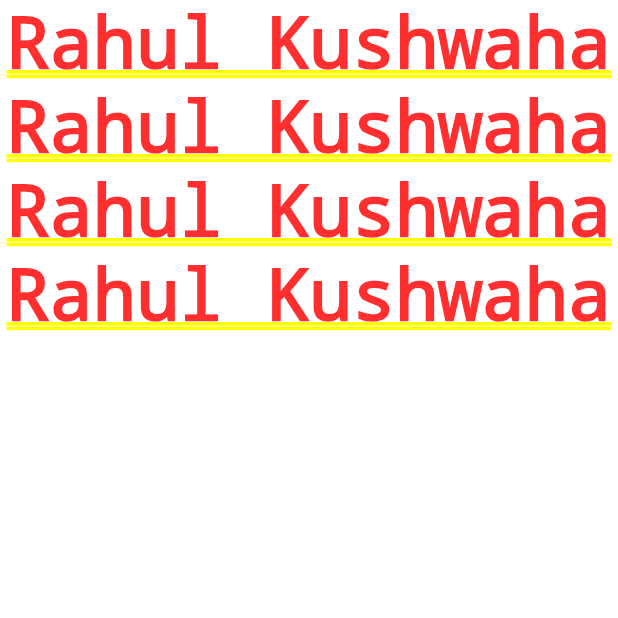
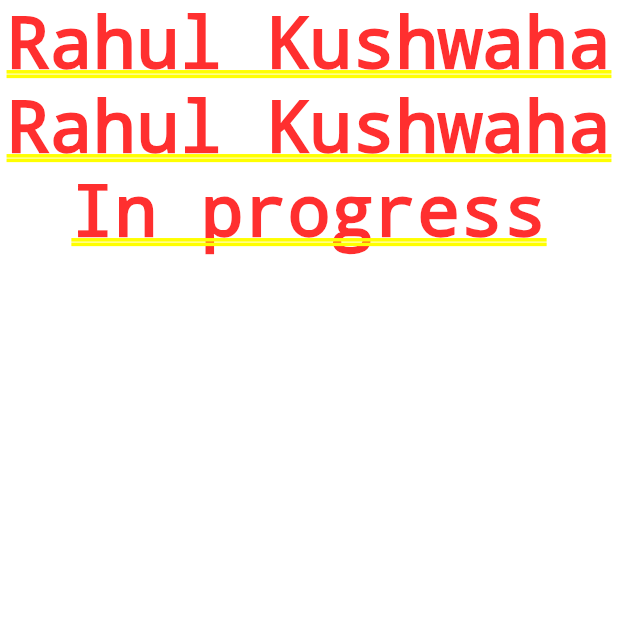
Before and after one commit to rahulkushwaha-dev/rahulkushwaha.com.np, a Flutter app: the screen it shows after launch, on a phone screen of 412 x 824 dp, the top half of it. Run offline on Flutter 3.47's test engine with Material 3 defaults, Android fonts, the phone set to English and light mode, and no system bars.

```diff
--- a/lib/main.dart
+++ b/lib/main.dart
@@ -19,8 +19,8 @@ class MyApp extends StatelessWidget {
         children: [
           Text('Rahul Kushwaha'),
           Text('Rahul Kushwaha'),
-          Text('Rahul Kushwaha'),
-          Text('Rahul Kushwaha'),
+          Text('In progress'),
+
         ],
       ),),
     );
```
Also changed, not shown: 1 other file.
